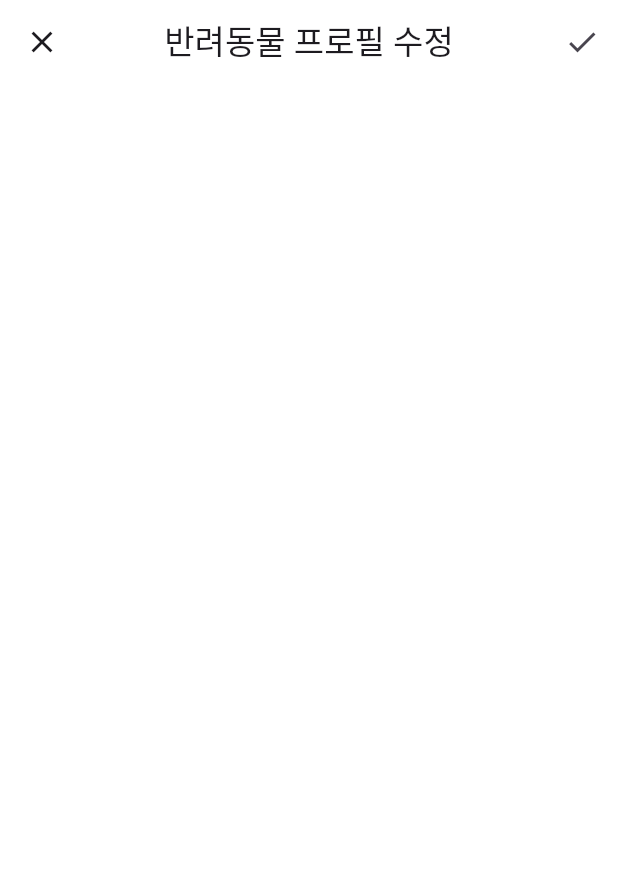
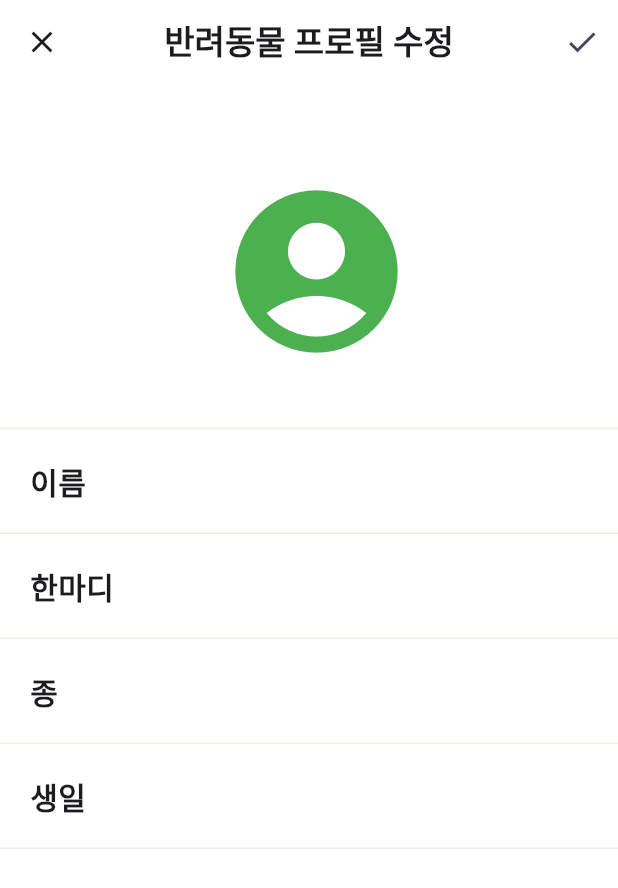
Before and after one commit to DwKwCs/LOGIN_APP_With_Pet, a Flutter app: the screen it shows after launch, after a tap on the "create" icon, on a phone screen of 412 x 824 dp. Shown: the top 888 px of the screen. Run offline on Flutter 3.47's test engine with Material 3 defaults, Android fonts, the light colour scheme and no system bars; our stand-ins replace drift, table_calendar, webview_flutter; accounts and stored records are empty.

Commit message:
8.19 작업

```diff
--- a/lib/component/home/profile_setting.dart
+++ b/lib/component/home/profile_setting.dart
@@ -1,4 +1,5 @@
 import 'package:flutter/material.dart';
+import 'package:login_with_pet/const/colors.dart';
 
 class ProfileSetting extends StatefulWidget {
   const ProfileSetting({Key? key}) : super(key: key);
@@ -8,11 +9,16 @@ class ProfileSetting extends StatefulWidget {
 }
 
 class _ProfileSettingState extends State<ProfileSetting> {
+  final formKey = GlobalKey<FormState>();
+
   @override
   Widget build(BuildContext context) {
     return Scaffold(
       backgroundColor: Colors.white,
-      appBar: AppBar(
+      body: SafeArea(
+        child: Column(
+          children: [
+            AppBar(
               backgroundColor: Colors.white,
               leading: IconButton(
                 onPressed: () {
@@ -20,15 +26,104 @@ class _ProfileSettingState extends State<ProfileSetting> {
                 },
                 icon: Icon(Icons.close),
               ),
-        title: Text('반려동물 프로필 수정'),
+              title: Text(
+                '반려동물 프로필 수정',
+                style: TextStyle(fontWeight: FontWeight.w700),
+              ),
               centerTitle: true,
               actions: [
                 IconButton(
-            onPressed: () {},
+                  onPressed: () {
+                    Navigator.of(context).pop();
+                  },
                   icon: Icon(Icons.check),
                 ),
               ],
             ),
+            SizedBox(height: 60),
+            CircleAvatar(
+              radius: 60,
+              backgroundColor: Colors.white,
+              child: Icon(
+                Icons.account_circle,
+                color: Colors.green,
+                size: 130,
+              ),
+            ),
+            Container(
+              height: 50,
+              width: MediaQuery.of(context).size.width,
+              decoration: const BoxDecoration(
+                border: Border(bottom: BorderSide(color: SUB_COLOR1, width: 1)),
+              ),
+            ),
+            Container(
+              height: 70,
+              width: MediaQuery.of(context).size.width,
+              padding: const EdgeInsets.only(left: 20),
+              decoration: const BoxDecoration(
+                border: Border(bottom: BorderSide(color: SUB_COLOR1, width: 1)),
+              ),
+              child: Row(
+                children: [
+                  Text(
+                    '이름',
+                    style: TextStyle(fontSize: 20, fontWeight: FontWeight.w800),
+                  ),
+                ],
+              ),
+            ),
+            Container(
+              height: 70,
+              width: MediaQuery.of(context).size.width,
+              padding: const EdgeInsets.only(left: 20),
+              decoration: const BoxDecoration(
+                border: Border(bottom: BorderSide(color: SUB_COLOR1, width: 1)),
+              ),
+              child: Row(
+                children: [
+                  Text(
+                    '한마디',
+                    style: TextStyle(fontSize: 20, fontWeight: FontWeight.w800),
+                  ),
+                ],
+              ),
+            ),
+            Container(
+              height: 70,
+              width: MediaQuery.of(context).size.width,
+              padding: const EdgeInsets.only(left: 20),
+              decoration: const BoxDecoration(
+                border: Border(bottom: BorderSide(color: SUB_COLOR1, width: 1)),
+              ),
+              child: Row(
+                children: [
+                  Text(
+                    '종',
+                    style: TextStyle(fontSize: 20, fontWeight: FontWeight.w800),
+                  ),
+                ],
+              ),
+            ),
+            Container(
+              height: 70,
+              width: MediaQuery.of(context).size.width,
+              padding: const EdgeInsets.only(left: 20),
+              decoration: const BoxDecoration(
+                border: Border(bottom: BorderSide(color: SUB_COLOR1, width: 1)),
+              ),
+              child: Row(
+                children: [
+                  Text(
+                    '생일',
+                    style: TextStyle(fontSize: 20, fontWeight: FontWeight.w800),
+                  ),
+                ],
+              ),
+            ),
+          ],
+        ),
+      ),
     );
   }
 }
--- a/lib/function/guide_screen.dart
+++ b/lib/function/guide_screen.dart
@@ -41,6 +41,7 @@ class _GuideScreenState extends State<GuideScreen> with SingleTickerProviderStat
         centerTitle: true,
         title: Text(
           '가이드',
+          style: TextStyle(fontWeight: FontWeight.w800)
         ),
       ),
       body: SizedBox(
--- a/lib/function/home_screen.dart
+++ b/lib/function/home_screen.dart
@@ -13,7 +13,10 @@ class HomeScreen extends StatelessWidget {
             AppBar(
               backgroundColor: Colors.white,
               centerTitle: true,
-              title: Text('홈'),
+              title: Text(
+                '홈',
+                style: TextStyle(fontWeight: FontWeight.w800)
+              ),
               elevation: 0.0,
               leading: IconButton(
                 icon: Icon(Icons.settings_outlined),
--- a/lib/function/info_screen.dart
+++ b/lib/function/info_screen.dart
@@ -41,6 +41,7 @@ class _InfoScreenState extends State<InfoScreen> with SingleTickerProviderStateM
         centerTitle: true,
         title: Text(
           '지도',
+          style: TextStyle(fontWeight: FontWeight.w800)
         ),
       ),
       body: Column(
--- a/lib/function/letter_screen.dart
+++ b/lib/function/letter_screen.dart
@@ -10,7 +10,10 @@ class LetterScreen extends StatelessWidget {
           children: [
             AppBar(
               backgroundColor: Colors.white,
-              title: Text('편지'),
+              title: Text(
+                '편지',
+                style: TextStyle(fontWeight: FontWeight.w800)
+              ),
               centerTitle: true,
               elevation: 0.0,
               leading: IconButton(
--- a/lib/screen/main_screen.dart
+++ b/lib/screen/main_screen.dart
@@ -1,4 +1,5 @@
 import 'package:flutter/material.dart';
+import 'package:login_with_pet/const/colors.dart';
 import 'package:login_with_pet/function/home_screen.dart';
 import 'package:login_with_pet/function/letter_screen.dart';
 import 'package:login_with_pet/function/calendar_screen.dart';
@@ -38,8 +39,9 @@ class _MainScreenState extends State<MainScreen> {
           ),
           boxShadow: [
             BoxShadow(
-              color: Colors.grey,
-              blurRadius: 8,
+              color: Color(0xffe9ecef),
+              blurRadius: 5,
+              spreadRadius: 2,
             ),
           ],
         ),
```
Also changed, not shown: lib/component/guide/guide_all.dart (added, +11 -0 lines), lib/component/home/announce_setting.dart (added, +31 -0 lines), lib/component/home/home_setting.dart (+88 -63 lines), lib/component/home/notification_setting.dart (added, +31 -0 lines), lib/model/profile.dart (added, +8 -0 lines). Lines whose indentation alone changed are shown as unchanged.
